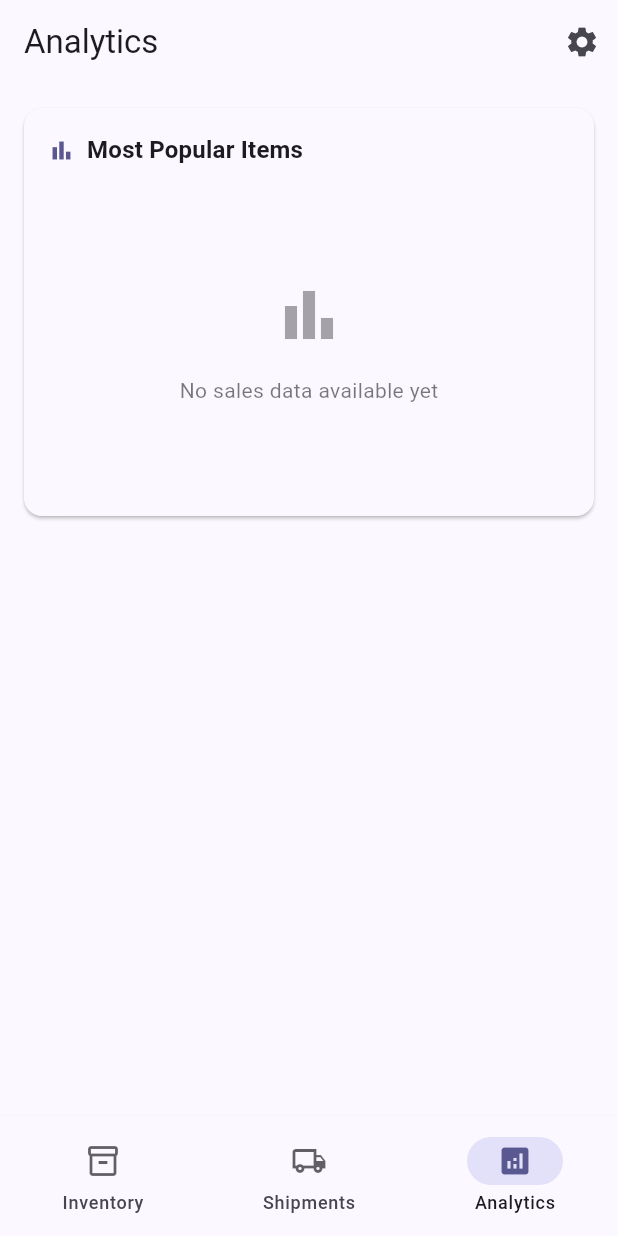
After one commit to reuben-dutton/chocolate-counter, a Flutter app: the screen it shows after launch, swiped to page 3, on a phone screen of 412 x 824 dp. The commit adds this screen. Run offline on Flutter 3.47's test engine with Material 3 defaults, Android fonts, the phone set to English and light mode, and no system bars; our stand-ins replace equatable, fl_chart, flutter_bloc, font_awesome_flutter, get_it, image_picker and 2 more; accounts and stored records are empty.

Commit message:
Added an analytics screen

```diff
--- a/lib/app.dart
+++ b/lib/app.dart
@@ -4,8 +4,11 @@ import 'package:food_inventory/common/screens/home_screen.dart';
 import 'package:food_inventory/common/services/dialog_service.dart';
 import 'package:food_inventory/common/services/service_locator.dart';
 import 'package:food_inventory/common/services/preferences_service.dart';
+import 'package:food_inventory/common/services/database_service.dart';
 import 'package:food_inventory/features/inventory/services/image_service.dart';
 import 'package:food_inventory/features/inventory/services/inventory_service.dart';
+import 'package:food_inventory/features/analytics/repositories/analytics_repository.dart';
+import 'package:food_inventory/features/analytics/services/analytics_service.dart';
 import 'package:food_inventory/features/settings/bloc/preferences_bloc.dart';
 import 'package:food_inventory/features/shipments/services/shipment_service.dart';
 import 'package:food_inventory/theme.dart';
@@ -22,21 +25,31 @@ class FoodInventoryApp extends StatelessWidget {
     final inventoryService = ServiceLocator.instance<InventoryService>();
     final shipmentService = ServiceLocator.instance<ShipmentService>();
     final preferencesService = ServiceLocator.instance<PreferencesService>();
+    final databaseService = ServiceLocator.instance<DatabaseService>();
+
+    // Create analytics repository
+    final analyticsRepository = AnalyticsRepository(databaseService);
 
     // Theme
     final theme = MaterialTheme(Theme.of(context).textTheme);
 
     return MultiProvider(
       providers: [
-
+        // Services
         ChangeNotifierProvider<PreferencesService>.value(
           value: preferencesService,
         ),
-        // Services
         Provider<ImageService>.value(value: imageService),
         Provider<DialogService>.value(value: dialogService),
         Provider<InventoryService>.value(value: inventoryService),
         Provider<ShipmentService>.value(value: shipmentService),
+        Provider<DatabaseService>.value(value: databaseService),
+
+        // Analytics providers
+        Provider<AnalyticsRepository>.value(value: analyticsRepository),
+        ProxyProvider<AnalyticsRepository, AnalyticsService>(
+          update: (context, repository, _) => AnalyticsService(repository),
+        ),
 
         // Only keep the PreferencesBloc at app-level since it affects the entire app theme
         BlocProvider<PreferencesBloc>(
--- a/lib/common/screens/home_screen.dart
+++ b/lib/common/screens/home_screen.dart
@@ -1,4 +1,5 @@
 import 'package:flutter/material.dart';
+import 'package:food_inventory/features/analytics/screens/analytics_screen.dart';
 import 'package:food_inventory/features/inventory/screens/inventory_screen.dart';
 import 'package:food_inventory/features/shipments/screens/shipments_screen.dart';
 import 'package:food_inventory/features/settings/screens/settings_screen.dart';
@@ -13,12 +14,13 @@ class HomeScreen extends StatefulWidget {
 
 class _HomeScreenState extends State<HomeScreen> {
   int _currentIndex = 0;
-  PageController _pageController = PageController(); // Initialize here
+  late PageController _pageController;
 
   // Define screens as lazy loading widgets to avoid premature BLoC creation
   final List<Widget Function(BuildContext)> _screenBuilders = [
     (context) => const InventoryScreen(),
     (context) => const ShipmentsScreen(),
+    (context) => const AnalyticsScreen(),
   ];
 
   @override
@@ -67,6 +69,7 @@ class _HomeScreenState extends State<HomeScreen> {
         children: [
           _screenBuilders[0](context),
           _screenBuilders[1](context),
+          _screenBuilders[2](context),
         ],
       ),
       bottomNavigationBar: NavigationBar(
@@ -86,6 +89,11 @@ class _HomeScreenState extends State<HomeScreen> {
             selectedIcon: Icon(Icons.local_shipping, color: theme.colorScheme.primary),
             label: 'Shipments',
           ),
+          NavigationDestination(
+            icon: Icon(Icons.analytics_outlined, color: theme.colorScheme.onSurface.withAlpha(175)),
+            selectedIcon: Icon(Icons.analytics, color: theme.colorScheme.primary),
+            label: 'Analytics',
+          ),
         ],
       ),
     );
--- /dev/null
+++ b/lib/features/analytics/bloc/analytics_event.dart
@@ -0,0 +1,24 @@
+import 'package:equatable/equatable.dart';
+
+/// Base class for analytics events
+abstract class AnalyticsEvent extends Equatable {
+  const AnalyticsEvent();
+
+  @override
+  List<Object?> get props => [];
+}
+
+/// Event to initialize analytics screen
+class InitializeAnalyticsScreen extends AnalyticsEvent {
+  const InitializeAnalyticsScreen();
+}
+
+/// Event to load popular items data
+class LoadPopularItemsData extends AnalyticsEvent {
+  const LoadPopularItemsData();
+}
+
+/// Event to clear operation state
+class ClearOperationState extends AnalyticsEvent {
+  const ClearOperationState();
+}
--- /dev/null
+++ b/lib/features/analytics/bloc/analytics_state.dart
@@ -0,0 +1,56 @@
+import 'package:equatable/equatable.dart';
+import 'package:food_inventory/common/services/error_handler.dart';
+import 'package:food_inventory/features/analytics/models/analytics_data.dart';
+
+/// Base class for analytics states
+abstract class AnalyticsState extends Equatable {
+  final AppError? error;
+
+  const AnalyticsState({this.error});
+
+  @override
+  List<Object?> get props => [error];
+}
+
+/// Initial state
+class AnalyticsInitial extends AnalyticsState {
+  const AnalyticsInitial();
+}
+
+/// Loading state
+class AnalyticsLoading extends AnalyticsState {
+  const AnalyticsLoading();
+}
+
+/// State when data is loaded
+class AnalyticsLoaded extends AnalyticsState {
+  final AnalyticsData data;
+
+  const AnalyticsLoaded(this.data, {super.error});
+
+  @override
+  List<Object?> get props => [data, error];
+
+  AnalyticsLoaded copyWith({
+    AnalyticsData? data,
+    AppError? error,
+  }) {
+    return AnalyticsLoaded(
+      data ?? this.data,
+      error: error ?? this.error,
+    );
+  }
+}
+
+/// State for operation results
+class OperationResult extends AnalyticsState {
+  final bool success;
+
+  const OperationResult({
+    required this.success,
+    super.error,
+  });
+
+  @override
+  List<Object?> get props => [success, error];
+}
--- /dev/null
+++ b/lib/features/analytics/models/analytics_data.dart
@@ -0,0 +1,19 @@
+/// Data model for popular item analytics
+class PopularItemData {
+  final String itemName;
+  final int salesCount;
+
+  PopularItemData({
+    required this.itemName,
+    required this.salesCount,
+  });
+}
+
+/// Container for all analytics data
+class AnalyticsData {
+  final List<PopularItemData> popularItems;
+
+  const AnalyticsData({
+    required this.popularItems,
+  });
+}
--- /dev/null
+++ b/lib/features/analytics/screens/analytics_screen.dart
@@ -0,0 +1,132 @@
+import 'package:flutter/material.dart';
+import 'package:flutter_bloc/flutter_bloc.dart';
+import 'package:food_inventory/common/services/error_handler.dart';
+import 'package:food_inventory/common/utils/navigation_utils.dart';
+import 'package:food_inventory/features/analytics/bloc/analytics_bloc.dart';
+import 'package:food_inventory/features/analytics/bloc/analytics_event.dart';
+import 'package:food_inventory/features/analytics/bloc/analytics_state.dart';
+import 'package:food_inventory/features/analytics/services/analytics_service.dart';
+import 'package:food_inventory/features/analytics/widgets/analytics_card.dart';
+import 'package:food_inventory/features/analytics/widgets/popular_items_chart.dart';
+import 'package:food_inventory/features/settings/screens/settings_screen.dart';
+import 'package:provider/provider.dart';
+
+class AnalyticsScreen extends StatefulWidget {
+  const AnalyticsScreen({super.key});
+
+  @override
+  State<AnalyticsScreen> createState() => _AnalyticsScreenState();
+}
+
+class _AnalyticsScreenState extends State<AnalyticsScreen> {
+  late AnalyticsBloc _analyticsBloc;
+
+  @override
+  void didChangeDependencies() {
+    super.didChangeDependencies();
+    final analyticsService = Provider.of<AnalyticsService>(context, listen: false);
+    _analyticsBloc = AnalyticsBloc(analyticsService);
+    _analyticsBloc.add(const LoadPopularItemsData());
+  }
+
+  @override
+  void dispose() {
+    _analyticsBloc.close();
+    super.dispose();
+  }
+
+  @override
+  Widget build(BuildContext context) {
+    return BlocProvider<AnalyticsBloc>.value(
+      value: _analyticsBloc,
+      child: BlocListener<AnalyticsBloc, AnalyticsState>(
+        listenWhen: (previous, current) => current.error != null && previous.error != current.error,
+        listener: (context, state) {
+          if (state.error != null) {
+            ErrorHandler.showErrorSnackBar(
+              context,
+              state.error!.message,
+              error: state.error!.error
+            );
+          }
+        },
+        child: Scaffold(
+          appBar: AppBar(
+            title: const Text('Analytics'),
+            actions: [
+              IconButton(
+                icon: const Icon(Icons.settings, size: 24),
+                onPressed: () => _openSettings(context),
+              ),
+            ],
+          ),
+          body: Builder(
+            builder: (context) {
+              return RefreshIndicator(
+                onRefresh: () async {
+                  BlocProvider.of<AnalyticsBloc>(context).add(const LoadPopularItemsData());
+                },
+                child: SingleChildScrollView(
+                  physics: const AlwaysScrollableScrollPhysics(),
+                  child: Padding(
+                    padding: const EdgeInsets.all(8.0),
+                    child: Column(
+                      crossAxisAlignment: CrossAxisAlignment.start,
+                      children: [
+                        // Popular Items Chart
+                        BlocBuilder<AnalyticsBloc, AnalyticsState>(
+                          buildWhen: (previous, current) =>
+                            current is AnalyticsLoaded ||
+                            current is AnalyticsLoading && previous is! AnalyticsLoading,
+                          builder: (context, state) {
+                            if (state is AnalyticsLoading) {
+                              return const AnalyticsCard(
+                                title: 'Most Popular Items',
+                                icon: Icons.bar_chart,
+                                child: Center(
+                                  heightFactor: 2,
+                                  child: CircularProgressIndicator(),
+                                ),
+                              );
+                            }
+
+                            if (state is AnalyticsLoaded) {
+                              return AnalyticsCard(
+                                title: 'Most Popular Items',
+                                icon: Icons.bar_chart,
+                                child: PopularItemsChart(
+                                  popularItems: state.data.popularItems,
+                                ),
+                              );
+                            }
+
+                            // Initial state or error state
+                            return const AnalyticsCard(
+                              title: 'Most Popular Items',
+                              icon: Icons.bar_chart,
+                              child: Center(
+                                heightFactor: 2,
+                                child: Text('No data available'),
+                              ),
+                            );
+                          },
+                        ),
+                      ],
+                    ),
+                  ),
+                ),
+              );
+            }
+          ),
+        ),
+      ),
+    );
+  }
+
+  void _openSettings(BuildContext context) {
+    NavigationUtils.navigateWithSlide(
+      context,
+      const SettingsScreen(),
+    );
+  }
+}
--- /dev/null
+++ b/lib/features/analytics/widgets/analytics_card.dart
@@ -0,0 +1,53 @@
+import 'package:flutter/material.dart';
+import 'package:food_inventory/common/services/config_service.dart';
+import 'package:food_inventory/common/widgets/section_header_widget.dart';
+
+class AnalyticsCard extends StatelessWidget {
+  final String title;
+  final IconData icon;
+  final Widget child;
+  final VoidCallback? onTap;
+
+  const AnalyticsCard({
+    super.key,
+    required this.title,
+    required this.icon,
+    required this.child,
+    this.onTap,
+  });
+
+  @override
+  Widget build(BuildContext context) {
+    final theme = Theme.of(context);
+
+    return Card(
+      margin: const EdgeInsets.symmetric(
+        horizontal: ConfigService.smallPadding,
+        vertical: ConfigService.smallPadding
+      ),
+      color: theme.colorScheme.surface,
+      shape: RoundedRectangleBorder(
+        borderRadius: BorderRadius.circular(ConfigService.defaultBorderRadius)
+      ),
+      child: InkWell(
+        onTap: onTap,
+        borderRadius: BorderRadius.circular(ConfigService.defaultBorderRadius),
+        child: Padding(
+          padding: const EdgeInsets.all(ConfigService.defaultPadding),
+          child: Column(
+            crossAxisAlignment: CrossAxisAlignment.start,
+            children: [
+              SectionHeaderWidget(
+                title: title,
+                icon: icon,
+                iconColor: theme.colorScheme.primary,
+              ),
+              const SizedBox(height: ConfigService.defaultPadding),
+              child,
+            ],
+          ),
+        ),
+      ),
+    );
+  }
+}
--- /dev/null
+++ b/lib/features/analytics/widgets/popular_items_chart.dart
@@ -0,0 +1,131 @@
+import 'package:fl_chart/fl_chart.dart';
+import 'package:flutter/material.dart';
+import 'package:food_inventory/common/services/config_service.dart';
+import 'package:food_inventory/features/analytics/models/analytics_data.dart';
+
+class PopularItemsChart extends StatelessWidget {
+  final List<PopularItemData> popularItems;
+
+  const PopularItemsChart({
+    super.key,
+    required this.popularItems
+  });
+
+  @override
+  Widget build(BuildContext context) {
+    final theme = Theme.of(context);
+
+    if (popularItems.isEmpty) {
+      return SizedBox(
+        height: 200,
+        child: Center(
+          child: Column(
+            mainAxisAlignment: MainAxisAlignment.center,
+            children: [
+              Icon(
+                Icons.bar_chart_outlined,
+                size: 48,
+                color: theme.colorScheme.onSurface.withAlpha(100),
+              ),
+              const SizedBox(height: 16),
+              Text(
+                'No sales data available yet',
+                style: theme.textTheme.bodyMedium?.copyWith(
+                  color: theme.colorScheme.onSurface.withAlpha(150),
+                ),
+              ),
+            ],
+          ),
+        ),
+      );
+    }
+
+    // Sort items by sales count
+    final sortedItems = List<PopularItemData>.from(popularItems)
+      ..sort((a, b) => b.salesCount.compareTo(a.salesCount));
+
+    // Take top 5 items for better visualization
+    final topItems = sortedItems.take(10).toList();
+
+    // Calculate total for percentage
+    final total = topItems.fold<int>(
+      0, (sum, item) => sum + item.salesCount
+    );
+
+    // Use theme colors
+    final List<Color> chartColors = [
+      theme.colorScheme.primary,
+      theme.colorScheme.tertiary,
+      theme.colorScheme.secondary,
+      theme.colorScheme.primaryContainer,
+      theme.colorScheme.tertiaryContainer,
+      theme.colorScheme.secondaryContainer,
+    ];
+
+    return Column(
+      children: [
+        SizedBox(
+          height: 220,
+          child: PieChart(
+            PieChartData(
+              sectionsSpace: 2,
+              centerSpaceRadius: 30,
+              sections: List.generate(topItems.length, (index) {
+                final item = topItems[index];
+                final percentage = (item.salesCount / total) * 100;
+                return PieChartSectionData(
+                  color: chartColors[index % chartColors.length],
+                  value: item.salesCount.toDouble(),
+                  title: '${percentage.toStringAsFixed(1)}%',
+                  radius: 90,
+                  titleStyle: TextStyle(
+                    fontSize: 12,
+                    fontWeight: FontWeight.bold,
+                    color: theme.colorScheme.onPrimary,
+                  ),
+                );
+              }),
+            ),
+          ),
+        ),
+        const SizedBox(height: ConfigService.defaultPadding),
+        // Legend
+        ...List.generate(topItems.length, (index) {
+          final item = topItems[index];
+          return Padding(
+            padding: const EdgeInsets.symmetric(
+              vertical: ConfigService.smallPadding,
+              horizontal: ConfigService.smallPadding,
+            ),
+            child: Row(
+              children: [
+                Container(
+                  width: 16,
+                  height: 16,
+                  decoration: BoxDecoration(
+                    color: chartColors[index % chartColors.length],
+                    shape: BoxShape.circle,
+                  ),
+                ),
+                const SizedBox(width: 8),
+                Expanded(
+                  child: Text(
+                    item.itemName,
+                    overflow: TextOverflow.ellipsis,
+                    style: theme.textTheme.bodyMedium,
+                  ),
+                ),
+                Text(
+                  '${item.salesCount}',
+                  style: theme.textTheme.bodyMedium?.copyWith(
+                    fontWeight: FontWeight.bold,
+                  ),
+                ),
+              ],
+            ),
+          );
+        }),
+      ],
+    );
+  }
+}
```
Also changed, not shown: lib/features/analytics/bloc/analytics_bloc.dart (added, +85 -0 lines), lib/features/analytics/repositories/analytics_repository.dart (added, +37 -0 lines), lib/features/analytics/services/analytics_service.dart (added, +29 -0 lines).
